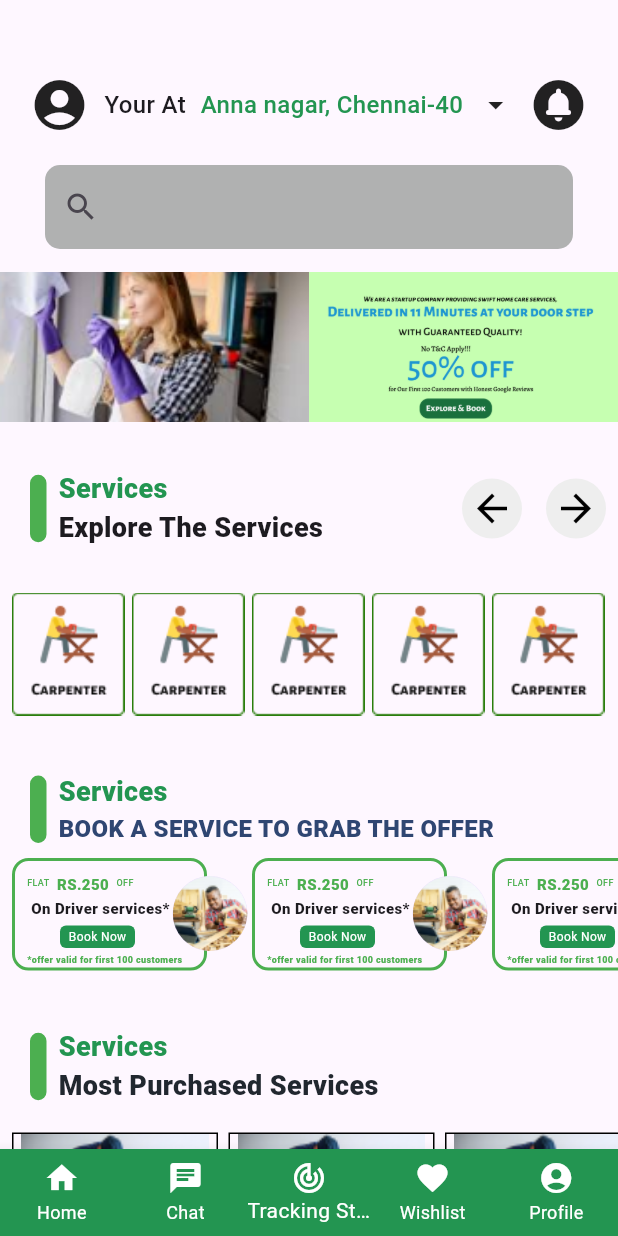
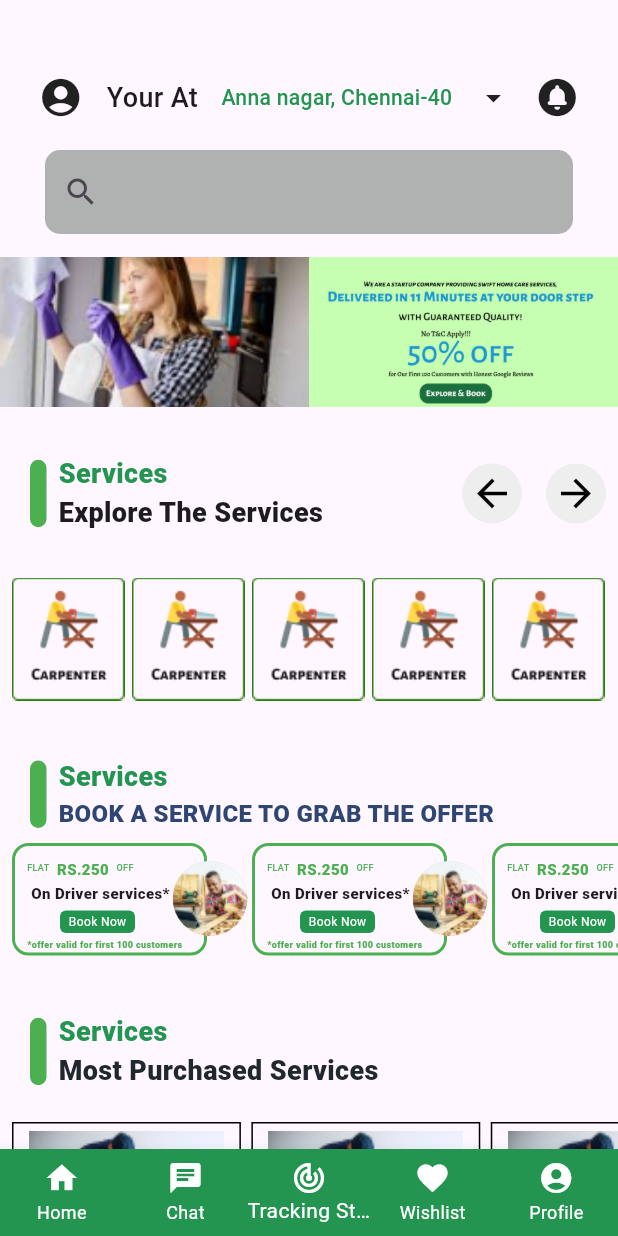
Before and after one commit to harsh6045/services-app, a Flutter app: the screen it shows after launch, on a phone screen of 412 x 824 dp. Run offline on Flutter 3.47's test engine with Material 3 defaults, Android fonts, the light colour scheme and no system bars; missing offline and left inert: star_rating.

Commit message:
responsive screen commit

```diff
--- a/lib/main.dart
+++ b/lib/main.dart
@@ -42,19 +42,37 @@ class _MyHomePageState extends State<MyHomePage> {
         child: Column(
           children: [
             Padding(
-              padding: const EdgeInsets.only(top: 50.0,bottom: 20,left: 10,right: 10),
+              padding: const EdgeInsets.only(top: 50.0, bottom: 20, left: 10, right: 10),
               child: Row(
                 crossAxisAlignment: CrossAxisAlignment.center,
                 mainAxisAlignment: MainAxisAlignment.spaceEvenly,
                 children: [
-                  Icon(Icons.account_circle,size: 40,),
-                  Text("Your At",style: TextStyle(
-                    fontSize: 16,
-                    fontWeight: FontWeight.w500,
-                  ),),
-                  Text("Anna nagar, Chennai-40",style: TextStyle(color: Color(0xFF239551),fontSize: 16,fontWeight: FontWeight.w500),),
+                  Icon(Icons.account_circle, size: 30),
+                  Flexible(
+                    child: FittedBox(
+                      child: Text(
+                        "Your At",
+                        style: TextStyle(
+                          fontSize: 18,
+                          fontWeight: FontWeight.w500,
+                        ),
+                      ),
+                    ),
+                  ),
+                  Flexible(
+                    child: FittedBox(
+                      child: Text(
+                        "Anna nagar, Chennai-40",
+                        style: TextStyle(
+                          color: Color(0xFF239551),
+                          fontSize: 18,
+                          fontWeight: FontWeight.w500,
+                        ),
+                      ),
+                    ),
+                  ),
                   Icon(Icons.arrow_drop_down_sharp),
-                  Icon(Icons.circle_notifications_rounded,size: 40,)
+                  Icon(Icons.circle_notifications_rounded, size: 30),
                 ],
               ),
             ),
@@ -649,13 +667,16 @@ class _MyHomePageState extends State<MyHomePage> {
                 child: Row(
                   children: [
                     Container(
-                      width: MediaQuery.of(context).size.width/3,
+                      width: MediaQuery.of(context).size.width/2.7,
                       decoration: BoxDecoration(
                         border: Border.all(color: Colors.black),
                       ),
                       child: Column(
                         children: [
-                          Image.asset("assets/Group 1000005951(1).png",fit: BoxFit.contain,width: 125,),
+                          Padding(
+                            padding: const EdgeInsets.all(5.0),
+                            child: Image.asset("assets/Group 1000005951(1).png",fit: BoxFit.contain,width: 130,),
+                          ),
                           Row(
                             children: [
                               Padding(
@@ -732,13 +753,16 @@ class _MyHomePageState extends State<MyHomePage> {
 
 
                     Container(
-                      width: MediaQuery.of(context).size.width/3,
+                      width: MediaQuery.of(context).size.width/2.7,
                       decoration: BoxDecoration(
                         border: Border.all(color: Colors.black),
                       ),
                       child: Column(
                         children: [
-                          Image.asset("assets/Group 1000005951(1).png",fit: BoxFit.contain,width: 125,),
+                          Padding(
+                            padding: const EdgeInsets.all(5.0),
+                            child: Image.asset("assets/Group 1000005951(1).png",fit: BoxFit.contain,width: 130,),
+                          ),
                           Row(
                             children: [
                               Padding(
@@ -816,13 +840,16 @@ class _MyHomePageState extends State<MyHomePage> {
 
 
                     Container(
-                      width: MediaQuery.of(context).size.width/3,
+                      width: MediaQuery.of(context).size.width/2.7,
                       decoration: BoxDecoration(
                         border: Border.all(color: Colors.black),
                       ),
                       child: Column(
                         children: [
-                          Image.asset("assets/Group 1000005951(1).png",fit: BoxFit.contain,width: 125,),
+                          Padding(
+                            padding: const EdgeInsets.all(5.0),
+                            child: Image.asset("assets/Group 1000005951(1).png",fit: BoxFit.contain,width: 130,),
+                          ),
                           Row(
                             children: [
                               Padding(
@@ -904,13 +931,16 @@ class _MyHomePageState extends State<MyHomePage> {
 
 
                     Container(
-                      width: MediaQuery.of(context).size.width/3,
+                      width: MediaQuery.of(context).size.width/2.7,
                       decoration: BoxDecoration(
                         border: Border.all(color: Colors.black),
                       ),
                       child: Column(
                         children: [
-                          Image.asset("assets/Group 1000005951(1).png",fit: BoxFit.contain,width: 125,),
+                          Padding(
+                            padding: const EdgeInsets.all(5.0),
+                            child: Image.asset("assets/Group 1000005951(1).png",fit: BoxFit.contain,width: 130,),
+                          ),
                           Row(
                             children: [
                               Padding(
@@ -991,13 +1021,16 @@ class _MyHomePageState extends State<MyHomePage> {
 
 
                     Container(
-                      width: MediaQuery.of(context).size.width/3,
+                      width: MediaQuery.of(context).size.width/2.7,
                       decoration: BoxDecoration(
                         border: Border.all(color: Colors.black),
                       ),
                       child: Column(
                         children: [
-                          Image.asset("assets/Group 1000005951(1).png",fit: BoxFit.contain,width: 125,),
+                          Padding(
+                            padding: const EdgeInsets.all(8.0),
+                            child: Image.asset("assets/Group 1000005951(1).png",fit: BoxFit.contain,width: 130,),
+                          ),
                           Row(
                             children: [
                               Padding(
@@ -1080,13 +1113,16 @@ class _MyHomePageState extends State<MyHomePage> {
 
 
                     Container(
-                      width: MediaQuery.of(context).size.width/3,
+                      width: MediaQuery.of(context).size.width/2.7,
                       decoration: BoxDecoration(
                         border: Border.all(color: Colors.black),
                       ),
                       child: Column(
                         children: [
-                          Image.asset("assets/Group 1000005951(1).png",fit: BoxFit.contain,width: 125,),
+                          Padding(
+                            padding: const EdgeInsets.all(5.0),
+                            child: Image.asset("assets/Group 1000005951(1).png",fit: BoxFit.contain,width: 130,),
+                          ),
                           Row(
                             children: [
                               Padding(
```
